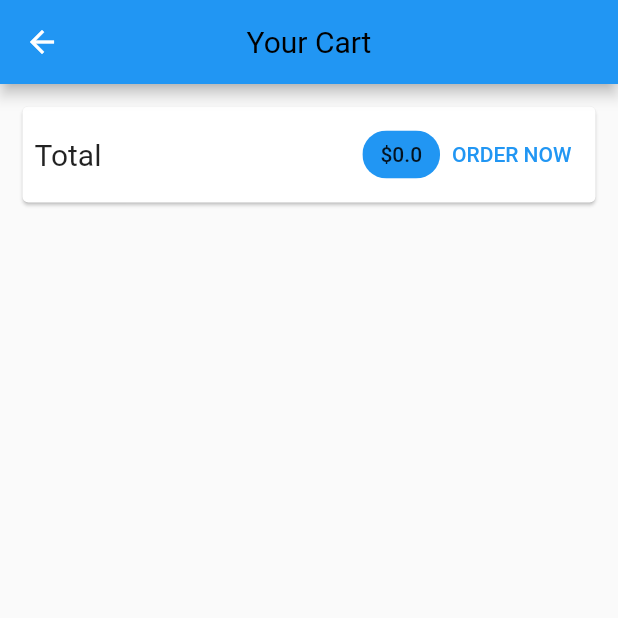
After one commit to ai-rayhan/Cartopia, a Flutter app: the CartScreen screen opened by its route, on a phone screen of 412 x 824 dp, the top half of it. The commit adds this screen. Run offline on Flutter 3.47's test engine with Material 2 defaults, Android fonts, the phone set to English and light mode, and no system bars.

Commit message:
cart screenData added

```diff
--- a/lib/Provider/cart.dart
+++ b/lib/Provider/cart.dart
@@ -24,6 +24,14 @@ class Cart with ChangeNotifier {
     return _items.length;
   }
 
+  double get totalAmaount {
+    double totalamount = 0.0;
+    _items.forEach((key, CartItem) {
+      totalamount += CartItem.price * CartItem.quantity;
+    });
+    return totalamount;
+  }
+
   void addItem(String productId, String title, double price) {
     if (_items.containsKey(productId)) {
       _items.update(
@@ -46,4 +54,9 @@ class Cart with ChangeNotifier {
     }
     notifyListeners();
   }
+
+  removeItem(String productId) {
+    _items.remove(productId);
+    notifyListeners();
+  }
 }
--- a/lib/main.dart
+++ b/lib/main.dart
@@ -3,6 +3,7 @@ import 'package:flutter/material.dart';
 import 'package:provider/provider.dart';
 
 import 'Provider/Products.dart';
+import 'screens/cart_screen.dart';
 import 'screens/home_page.dart';
 import 'screens/product_detail_screen.dart';
 
@@ -33,6 +34,7 @@ class MyApp extends StatelessWidget {
         home:HomeScreen(),
         routes: {
           ProductDetailScreen.routeName: (ctx) => ProductDetailScreen(),
+          CartScreen.routeName: (ctx) => const CartScreen(),
         }
       ),
     );
--- /dev/null
+++ b/lib/screens/cart_screen.dart
@@ -0,0 +1,67 @@
+import 'package:flutter/material.dart';
+import 'package:provider/provider.dart';
+
+import '../Provider/cart.dart' show Cart;
+import '../widgets/cart_item.dart' as ui;
+
+class CartScreen extends StatelessWidget {
+  static const routeName = '/cart';
+
+  const CartScreen({super.key});
+
+  @override
+  Widget build(BuildContext context) {
+    final cart = Provider.of<Cart>(context);
+    return Scaffold(
+      appBar: AppBar(
+        title: const Text('Your Cart'),
+      ),
+      body: Column(
+        children: <Widget>[
+          Card(
+            margin: const EdgeInsets.all(15),
+            child: Padding(
+              padding: const EdgeInsets.all(8),
+              child: Row(
+                mainAxisAlignment: MainAxisAlignment.spaceBetween,
+                children: <Widget>[
+                  const Text(
+                    'Total',
+                    style: TextStyle(fontSize: 20),
+                  ),
+                  const Spacer(),
+                  Chip(
+                    label: Text(
+                      '\$${cart.totalAmaount}',
+                      style: const TextStyle(
+                          // color: Theme.of(context).primaryColor,
+                          ),
+                    ),
+                    backgroundColor: Theme.of(context).primaryColor,
+                  ),
+                  TextButton(
+                    child: const Text('ORDER NOW'),
+                    onPressed: () {},
+                    // textColor: Theme.of(context).primaryColor,
+                  )
+                ],
+              ),
+            ),
+          ),
+          const SizedBox(height: 10),
+          Expanded(
+            child: ListView.builder(
+                itemCount: cart.items.length,
+                itemBuilder: (ctx, i) => ui.CartItem(
+                      cart.items.values.toList()[i].id,
+                      cart.items.keys.toList()[i],
+                      cart.items.values.toList()[i].price,
+                      cart.items.values.toList()[i].quantity,
+                      cart.items.values.toList()[i].title,
+                    )),
+          )
+        ],
+      ),
+    );
+  }
+}
--- a/lib/screens/products_overview_screen.dart
+++ b/lib/screens/products_overview_screen.dart
@@ -1,4 +1,5 @@
 import 'package:bussiness_manager/Provider/cart.dart';
+import 'package:bussiness_manager/screens/cart_screen.dart';
 import 'package:bussiness_manager/widgets/badge.dart';
 import 'package:flutter/material.dart';
 import 'package:provider/provider.dart';
@@ -44,14 +45,15 @@ class _ProductsOverviewScreenState extends State<ProductsOverviewScreen> {
             ],
           ),
           Consumer<Cart>(
-              builder: ((_, cart,  ch) => Badge(
-                  value: cart.itemCount.toString(),
-                  child: ch!)),
-                  child: IconButton(
-                    icon: const Icon(Icons.shopping_cart),
-                    onPressed: (() {}),
-                  ),)
-
+            builder: ((_, cart, ch) =>
+                Badge(value: cart.itemCount.toString(), child: ch!)),
+            child: IconButton(
+              icon: const Icon(Icons.shopping_cart),
+              onPressed: (() {
+                Navigator.pushNamed(context, CartScreen.routeName);
+              }),
+            ),
+          )
         ],
       ),
       body: ProductsGrid(_showOnlyFavorites),
```
Also changed, not shown: lib/widgets/cart_item.dart (added, +68 -0 lines).
